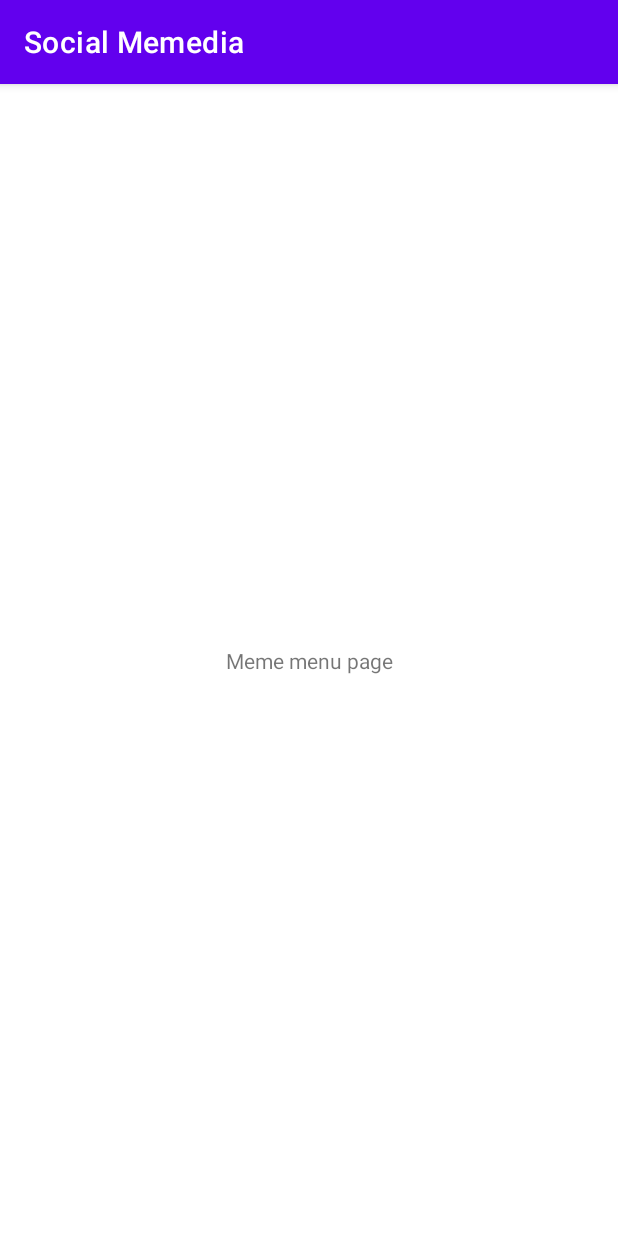
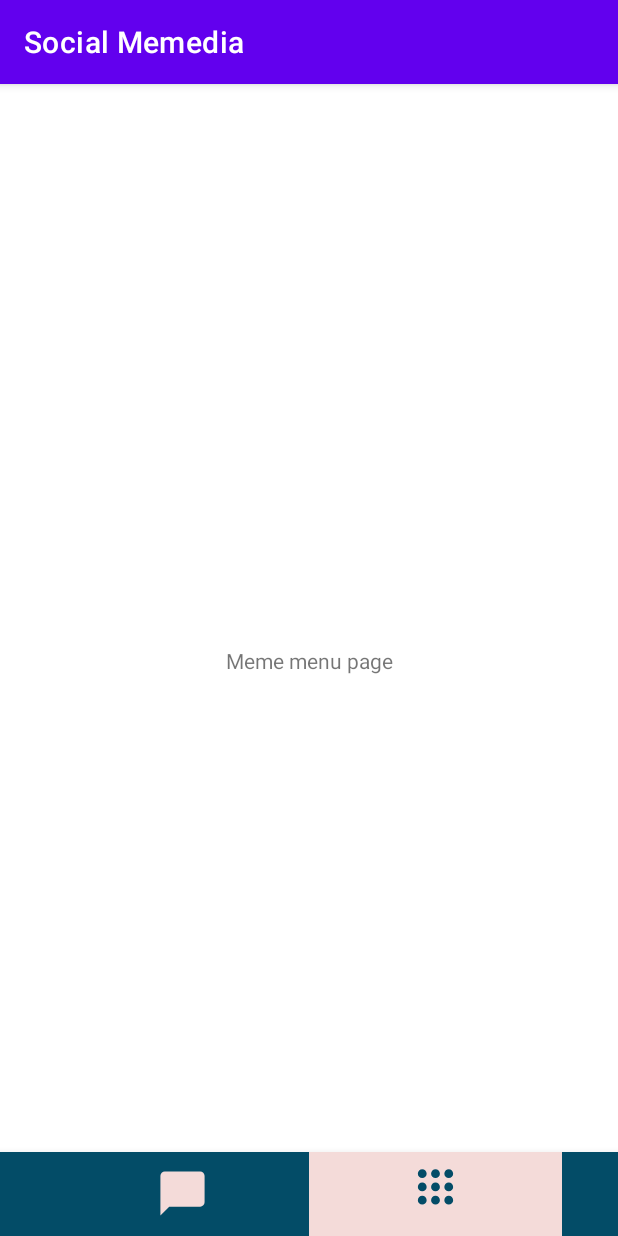
Before and after one commit to YutingShang/SocialMemedia, an Android app: the MemeMenuActivity screen opened directly, with no data from a screen before it, on a phone screen of 412 x 824 dp. Run offline under Robolectric (Android 15) with nearby library versions, the phone set to English and light mode, and no system bars.

Commit message:
Activity navigation bar with colours Social Memedia V 1.0

```diff
--- a/app/src/main/java/com/example/socialmemedia/MemeMenuActivity.java
+++ b/app/src/main/java/com/example/socialmemedia/MemeMenuActivity.java
@@ -1,14 +1,39 @@
 package com.example.socialmemedia;
 
+import androidx.annotation.NonNull;
 import androidx.appcompat.app.AppCompatActivity;
 
+import android.content.Intent;
 import android.os.Bundle;
+import android.view.MenuItem;
+
+import com.google.android.material.bottomnavigation.BottomNavigationView;
 
 public class MemeMenuActivity extends AppCompatActivity {
+
+
+    BottomNavigationView bottomNavigationView;
 
     @Override
     protected void onCreate(Bundle savedInstanceState) {
         super.onCreate(savedInstanceState);
         setContentView(R.layout.activity_meme_menu);
+
+        bottomNavigationView= findViewById(R.id.bottom_navigation);
+        bottomNavigationView.setSelectedItemId(R.id.memeMenu);
+        bottomNavigationView.setOnNavigationItemSelectedListener(new BottomNavigationView.OnNavigationItemSelectedListener() {
+            @Override
+            public boolean onNavigationItemSelected(@NonNull MenuItem item) {
+                switch(item.getItemId()){
+                    case R.id.contactList:
+                        startActivity(new Intent(getApplicationContext(),ContactListActivity.class));
+                        overridePendingTransition(0,0);
+                        return true;
+                    case R.id.memeMenu:
+                        return true;
+                }
+                return false;
+            }
+        });
     }
 }
--- /dev/null
+++ b/app/src/main/res/color/tab_color.xml
@@ -0,0 +1,9 @@
+<?xml version="1.0" encoding="utf-8"?>
+<selector xmlns:android="http://schemas.android.com/apk/res/android">
+
+    <item
+        android:color="@color/fresco_pink"
+        android:state_checked="true"/>
+    <item android:color="@color/fresco_blue"/>
+
+</selector>
--- /dev/null
+++ b/app/src/main/res/drawable/ic_baseline_chat_bubble.xml
@@ -0,0 +1,5 @@
+<vector android:height="30dp" android:tint="?attr/colorControlNormal"
+    android:viewportHeight="24" android:viewportWidth="24"
+    android:width="30dp" xmlns:android="http://schemas.android.com/apk/res/android">
+    <path android:fillColor="@android:color/white" android:pathData="M20,2H4c-1.1,0 -2,0.9 -2,2v18l4,-4h14c1.1,0 2,-0.9 2,-2V4c0,-1.1 -0.9,-2 -2,-2z"/>
+</vector>
--- /dev/null
+++ b/app/src/main/res/drawable/ic_baseline_dialpad_menu.xml
@@ -0,0 +1,5 @@
+<vector android:height="30dp" android:tint="?attr/colorControlNormal"
+    android:viewportHeight="24" android:viewportWidth="24"
+    android:width="30dp" xmlns:android="http://schemas.android.com/apk/res/android">
+    <path android:fillColor="@android:color/white" android:pathData="M6,1c-1.1,0 -2,0.9 -2,2s0.9,2 2,2 2,-0.9 2,-2 -0.9,-2 -2,-2zM6,7c-1.1,0 -2,0.9 -2,2s0.9,2 2,2 2,-0.9 2,-2 -0.9,-2 -2,-2zM6,13c-1.1,0 -2,0.9 -2,2s0.9,2 2,2 2,-0.9 2,-2 -0.9,-2 -2,-2zM18,5c1.1,0 2,-0.9 2,-2s-0.9,-2 -2,-2 -2,0.9 -2,2 0.9,2 2,2zM12,13c-1.1,0 -2,0.9 -2,2s0.9,2 2,2 2,-0.9 2,-2 -0.9,-2 -2,-2zM18,13c-1.1,0 -2,0.9 -2,2s0.9,2 2,2 2,-0.9 2,-2 -0.9,-2 -2,-2zM18,7c-1.1,0 -2,0.9 -2,2s0.9,2 2,2 2,-0.9 2,-2 -0.9,-2 -2,-2zM12,7c-1.1,0 -2,0.9 -2,2s0.9,2 2,2 2,-0.9 2,-2 -0.9,-2 -2,-2zM12,1c-1.1,0 -2,0.9 -2,2s0.9,2 2,2 2,-0.9 2,-2 -0.9,-2 -2,-2z"/>
+</vector>
--- /dev/null
+++ b/app/src/main/res/drawable/selector.xml
@@ -0,0 +1,11 @@
+<?xml version="1.0" encoding="utf-8"?>
+<selector xmlns:android="http://schemas.android.com/apk/res/android">
+    <item
+        android:state_selected="true"
+        android:color="@color/fresco_blue"/>
+
+    <item
+        android:state_selected="false"
+        android:color="@color/fresco_pink"/>
+
+</selector>
--- a/app/src/main/res/layout/activity_meme_menu.xml
+++ b/app/src/main/res/layout/activity_meme_menu.xml
@@ -16,5 +16,19 @@
         app:layout_constraintRight_toRightOf="parent"
         app:layout_constraintTop_toTopOf="parent" />
 
+    <com.google.android.material.bottomnavigation.BottomNavigationView
+        android:layout_width="match_parent"
+        android:layout_height="wrap_content"
+        android:id="@+id/bottom_navigation"
+        android:background="@color/fresco_blue"
+        app:itemBackground="@color/tab_color"
+        app:itemTextColor="@drawable/selector"
+        app:itemIconTint="@drawable/selector"
+        app:menu="@menu/menu_navigation"
+        app:layout_constraintBottom_toBottomOf="parent"
+        app:labelVisibilityMode="unlabeled"
+        app:itemIconSize="35dp"
+        />
+
 
 </androidx.constraintlayout.widget.ConstraintLayout>
--- /dev/null
+++ b/app/src/main/res/menu/menu_navigation.xml
@@ -0,0 +1,15 @@
+<?xml version="1.0" encoding="utf-8"?>
+<menu xmlns:android="http://schemas.android.com/apk/res/android">
+
+    <item
+        android:id="@+id/contactList"
+        android:title="ContactList"
+        android:icon="@drawable/ic_baseline_chat_bubble"/>
+
+    <item
+        android:id="@+id/memeMenu"
+        android:title="MemeMenu"
+        android:icon="@drawable/ic_baseline_dialpad_menu"/>
+
+
+</menu>
```
Also changed, not shown: app/src/main/java/com/example/socialmemedia/ContactListActivity.java (+23 -0 lines), app/src/main/res/layout/activity_contact_list.xml (+15 -0 lines).
